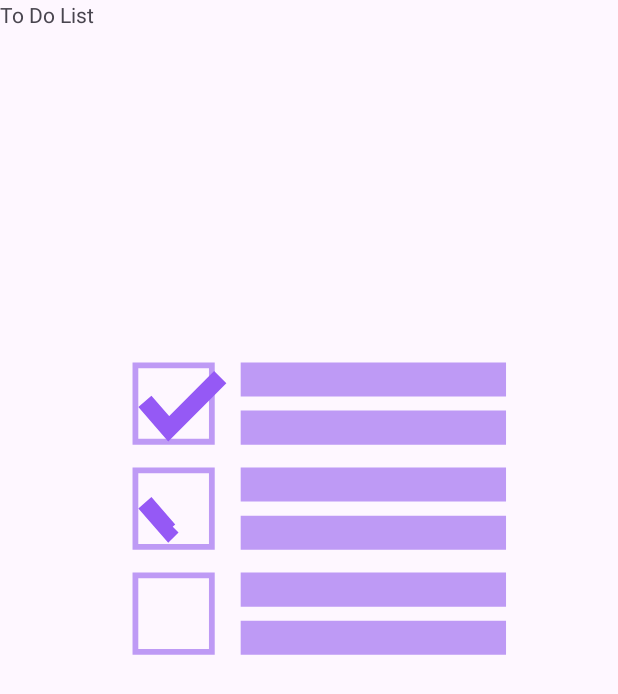
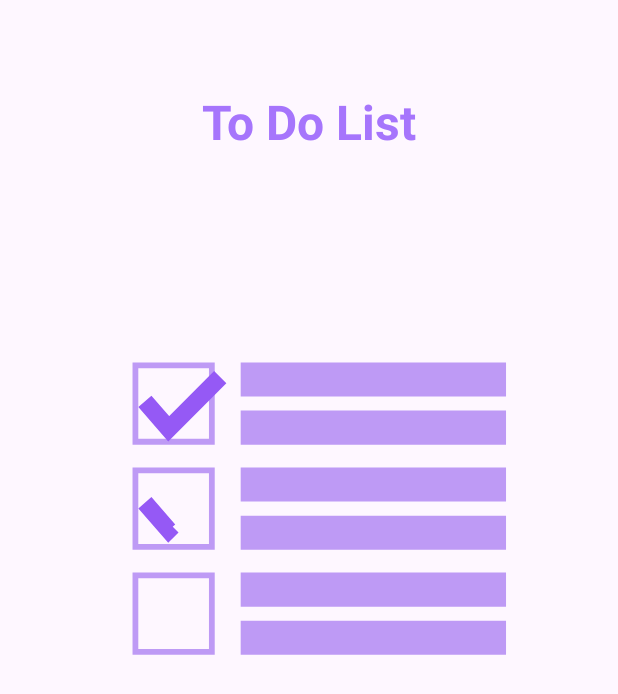
Before and after one commit to Shubhamg029/shubh-to-do-list-android, an Android app: the SplashActivity screen opened directly, with no data from a screen before it, on a phone screen of 412 x 824 dp. Shown: the top 694 px of the screen. Run offline under Robolectric (Android 15) with nearby library versions, the phone set to English and light mode, and no system bars; our stand-ins replace RxJava, data binding.

Commit message:
splash changes

```diff
--- a/app/src/main/res/layout/activity_splash.xml
+++ b/app/src/main/res/layout/activity_splash.xml
@@ -11,7 +11,14 @@
     <com.google.android.material.textview.MaterialTextView
         android:layout_width="wrap_content"
         android:layout_height="wrap_content"
-        android:text="@string/app_name"/>
+        android:text="@string/app_name"
+        android:textSize="32sp"
+        android:textStyle="bold"
+        android:textColor="@color/aubergine_A675FC"
+        app:layout_constraintBottom_toTopOf="@+id/lottie_splash"
+        app:layout_constraintEnd_toEndOf="parent"
+        app:layout_constraintStart_toStartOf="parent"
+        app:layout_constraintTop_toTopOf="parent" />
 
     <com.airbnb.lottie.LottieAnimationView
         android:id="@+id/lottie_splash"
--- a/app/src/main/res/values/colors.xml
+++ b/app/src/main/res/values/colors.xml
@@ -10,4 +10,5 @@
     <color name="pink_ECE6F0">#ECE6F0</color>
     <color name="black_45_percent">#73000000</color>
     <color name="red_EF0000">#EF0000</color>
+    <color name="aubergine_A675FC">#A675FC</color>
 </resources>
```
